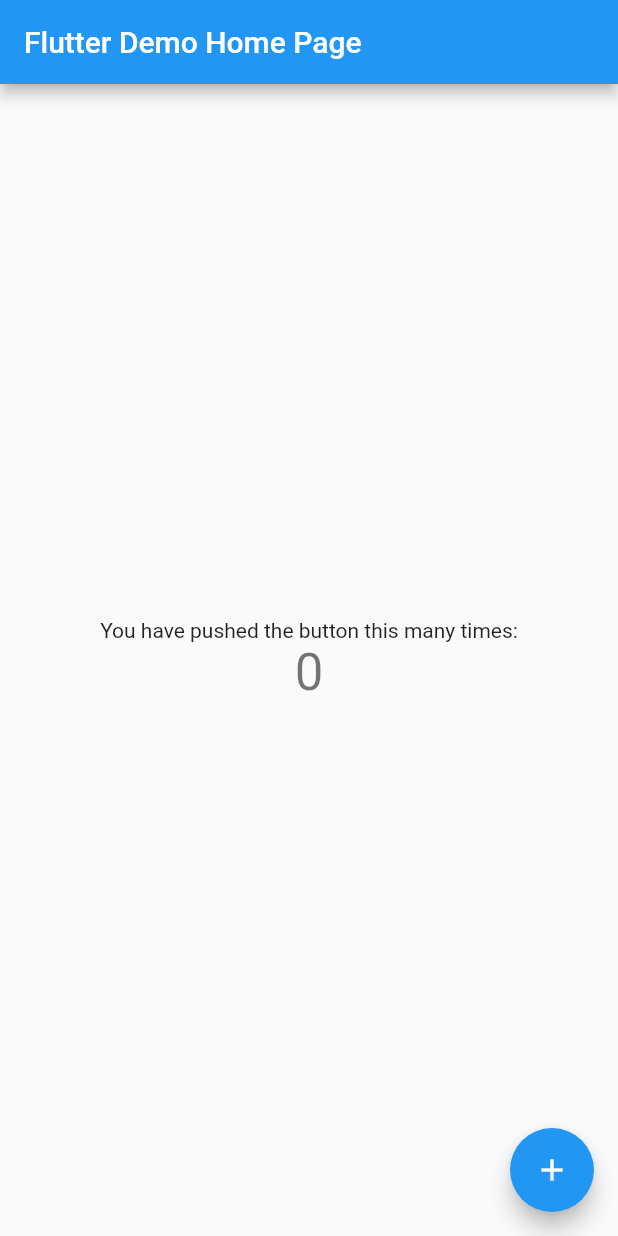
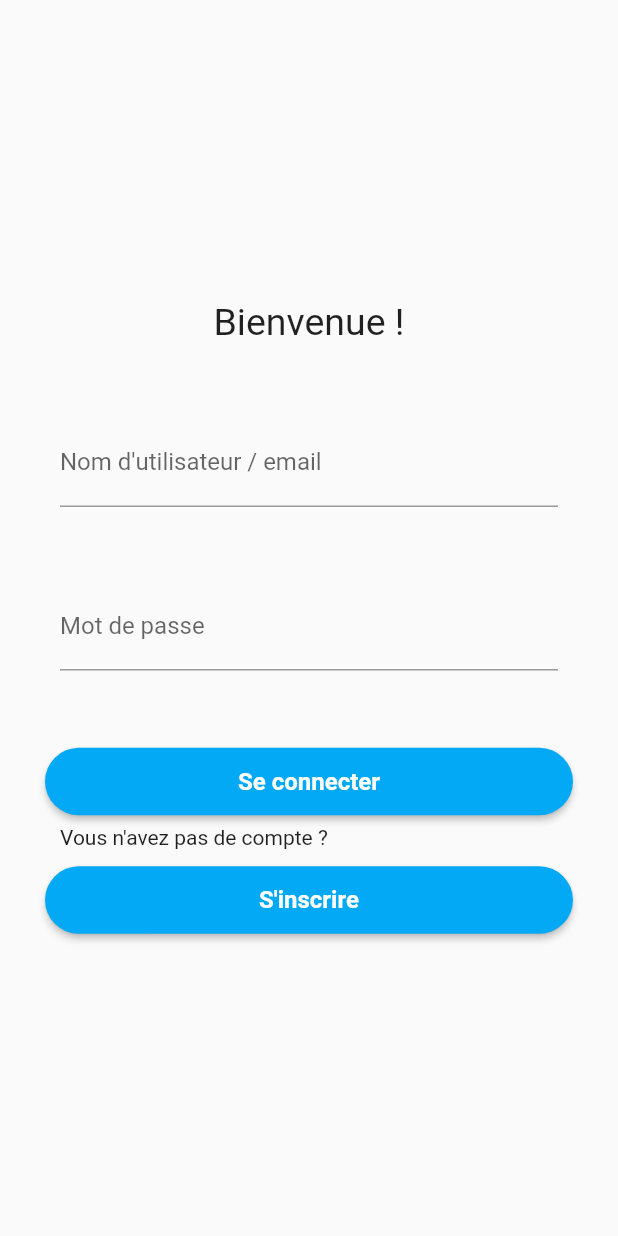
Before and after one commit to juxqq/stage-project-mobile, a Flutter app: the screen it shows after launch, on a phone screen of 412 x 824 dp. Run offline on Flutter 3.47's test engine with Material 2 defaults, Android fonts, the phone set to English and light mode, and no system bars; missing offline and left inert: mysql1; Roboto replaces fonts that are missing (nunito).

Commit message:
Login UI
- Ajout d'une première page de login (interface potentiellement à revoir ?)
- Ajout de classe pour la mise en place du lien avec la base de donnée

```diff
--- /dev/null
+++ b/lib/controllers/bdd_controller.dart
@@ -0,0 +1,27 @@
+import 'package:mysql1/mysql1.dart';
+
+class BddController {
+
+  static final _connectionInformations = ConnectionSettings(
+      host: BddConstants.host,
+      port: BddConstants.port,
+      user: BddConstants.user,
+      password: BddConstants.password,
+      db: BddConstants.db);
+
+  var _connection;
+
+  // Possible de maintenir une connexion ouverte ?
+  void openConnection()
+  {
+    _connection = MySqlConnection.connect(_connectionInformations);
+  }
+}
+
+class BddConstants {
+  static const String host = '';
+  static const String user = 'root';
+  static const String password = '';
+  static const String db = 'pizzeria';
+  static const int port = 35955;
+}
--- a/lib/main.dart
+++ b/lib/main.dart
@@ -1,4 +1,5 @@
 import 'package:flutter/material.dart';
+import 'views/login.dart';
 
 void main() {
   runApp(const MyApp());
@@ -10,58 +11,16 @@ class MyApp extends StatelessWidget {
   @override
   Widget build(BuildContext context) {
     return MaterialApp(
-      title: 'Mobile app',
-      theme: ThemeData(
-        primarySwatch: Colors.blue,
-      ),
-      home: const MyHomePage(title: 'Flutter Demo Home Page'),
+        title: 'Messenger Demo',
+        debugShowCheckedModeBanner: false,
+        theme: ThemeData(
+          primarySwatch: Colors.blue,
+          visualDensity: VisualDensity.adaptivePlatformDensity,
+        ),
+        routes: {
+          '/main': (context) => const Login(),
+        },
+        home: const Login()
     );
   }
 }
-
-class MyHomePage extends StatefulWidget {
-  const MyHomePage({Key? key, required this.title}) : super(key: key);
-
-  final String title;
-
-  @override
-  State<MyHomePage> createState() => _MyHomePageState();
-}
-
-class _MyHomePageState extends State<MyHomePage> {
-  int _counter = 0;
-
-  void _incrementCounter() {
-    setState(() {
-      _counter++;
-    });
-  }
-
-  @override
-  Widget build(BuildContext context) {
-    return Scaffold(
-      appBar: AppBar(
-        title: Text(widget.title),
-      ),
-      body: Center(
-        child: Column(
-          mainAxisAlignment: MainAxisAlignment.center,
-          children: <Widget>[
-            const Text(
-              'You have pushed the button this many times:',
-            ),
-            Text(
-              '$_counter',
-              style: Theme.of(context).textTheme.headline4,
-            ),
-          ],
-        ),
-      ),
-      floatingActionButton: FloatingActionButton(
-        onPressed: _incrementCounter,
-        tooltip: 'Increment',
-        child: const Icon(Icons.add),
-      ), // This trailing comma makes auto-formatting nicer for build methods.
-    );
-  }
-}
--- /dev/null
+++ b/lib/views/login.dart
@@ -0,0 +1,85 @@
+import 'package:flutter/material.dart';
+
+class Login extends StatefulWidget {
+  const Login({ Key? key }) : super(key: key);
+
+  @override
+  _LoginState createState() => _LoginState();
+}
+
+class _LoginState extends State<Login> {
+  @override
+  Widget build(BuildContext context) {
+    return Scaffold(
+      body: Column(
+        mainAxisAlignment: MainAxisAlignment.center,
+        children: [
+          const Text("Bienvenue !", style: TextStyle(
+            fontSize:25
+          )),
+          const SizedBox(height: 50),
+          Container(
+              alignment: Alignment.center,
+              margin: const EdgeInsets.symmetric(horizontal: 40),
+              child: const TextField(
+                decoration: InputDecoration(
+                  labelText: "Nom d'utilisateur / email"
+                ),
+              ),
+            ),
+            const SizedBox(height: 50),
+            Container(
+              alignment: Alignment.center,
+              margin: const EdgeInsets.symmetric(horizontal: 40),
+              child: const TextField(
+              decoration: InputDecoration(
+                labelText: "Mot de passe"
+              ),
+            )),
+            const SizedBox(height: 50),
+            _buildRadiusButton("Se connecter",
+                               () { Navigator.pushNamed(context, "/main"); }),
+            const SizedBox(height:5),
+            Container(
+              padding: const EdgeInsets.only(left: 40),
+              alignment: Alignment.centerLeft,
+              child : const Text("Vous n'avez pas de compte ?",
+                                  style: TextStyle(fontSize: 14))),
+            const SizedBox(height: 10),
+            _buildRadiusButton("S'inscrire",
+                                () { Navigator.pushNamed(context, "/main"); })
+        ],
+      )
+    );
+  }
+
+  Widget _buildRadiusButton(text, action) {
+    return Padding(
+      padding: const EdgeInsets.symmetric(horizontal:30),
+      child: ElevatedButton(onPressed: action,
+        style: ButtonStyle(
+          backgroundColor: MaterialStateProperty.all<Color>(Colors.lightBlue),
+          shape: MaterialStateProperty.all<RoundedRectangleBorder>(
+              RoundedRectangleBorder(borderRadius: BorderRadius.circular(40))
+          ),
+        ),
+        child: Container(
+          height: 45,
+          width: MediaQuery.of(context).size.width,
+          decoration: BoxDecoration(
+              borderRadius: BorderRadius.circular(40)
+          ),
+          child: Center(
+            child: Text(text,
+                style: const TextStyle(color: Colors.white,
+                    fontSize: 16,
+                    fontFamily: 'nunito',
+                    fontWeight: FontWeight.bold
+                )
+            ),
+          ),
+        ),
+      ),
+    );
+  }
+}
--- a/pubspec.yaml
+++ b/pubspec.yaml
@@ -45,6 +45,8 @@ dev_dependencies:
   # package. See that file for information about deactivating specific lint
   # rules and activating additional ones.
   flutter_lints: ^1.0.0
+  crypto: ^3.0.1
+  mysql1: ^0.19.2
 
 # For information on the generic Dart part of this file, see the
 # following page: https://dart.dev/tools/pub/pubspec
```
Also changed, not shown: pubspec.lock.
